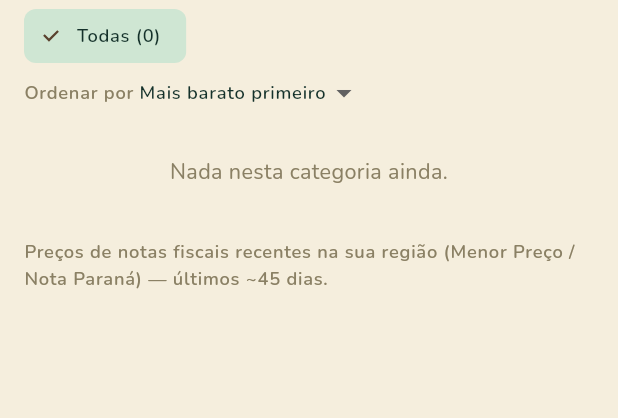
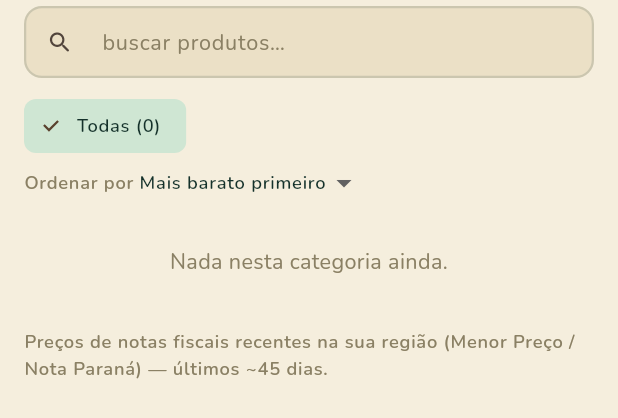
Before and after one commit to arthurfukushima/EconoMia-Flutter, a Flutter app: the _CatalogList widget shown alone on an empty page, opened directly with empty values, on a phone screen of 412 x 824 dp. Shown: the top 418 px of the screen. Run offline on Flutter 3.47's test engine with Material 3 defaults, Android fonts, the phone set to English and light mode, and no system bars; our stand-ins replace flutter_local_notifications, flutter_riverpod, flutter_timezone, freezed_annotation, geolocator, go_router and 4 more; missing offline and left inert: mobile_scanner; accounts and stored records are empty; statements that could not run were skipped.

Commit message:
Add search to catalog and close button to store picker
- Add catalogoSearchProvider to filter products by name (case-insensitive)
- Add search TextField to catalog screen with clear button
- Update visibleCatalogItems() to filter by search term after category
- Add close button (X) to store picker sheet header for quick dismiss

Co-Authored-By: Claude Haiku 4.5 <noreply@anthropic.com>

```diff
--- a/lib/features/catalogo/catalogo_controller.dart
+++ b/lib/features/catalogo/catalogo_controller.dart
@@ -53,7 +53,10 @@ final catalogoSortProvider = StateProvider.autoDispose<CatalogoSort>((ref) => Ca
 /// catalog starts unfiltered.
 final catalogoCategoryProvider = StateProvider.autoDispose<String?>((ref) => null);
 
-/// Filters by category, then orders. Pure, so the ordering rules are testable
+/// Product search term, used to filter by name.
+final catalogoSearchProvider = StateProvider.autoDispose<String>((ref) => '');
+
+/// Filters by category, search term, then orders. Pure, so the ordering rules are testable
 /// without a widget or a live catalog.
 ///
 /// An item with no [CatalogItem.pct] (only one market carries it, so there is
@@ -62,11 +65,17 @@ final catalogoCategoryProvider = StateProvider.autoDispose<String?>((ref) => nul
 List<CatalogItem> visibleCatalogItems(
   List<CatalogItem> items, {
   String? category,
+  String search = '',
   CatalogoSort sort = CatalogoSort.barato,
 }) {
-  final filtered = category == null
+  var filtered = category == null
       ? [...items]
       : [for (final i in items) if (i.category == category) i];
+
+  if (search.isNotEmpty) {
+    final q = search.toLowerCase();
+    filtered = [for (final i in filtered) if (i.description.toLowerCase().contains(q)) i];
+  }
 
   filtered.sort(switch (sort) {
     CatalogoSort.barato => (a, b) => (a.pct ?? 200).compareTo(b.pct ?? 200),
--- a/lib/features/catalogo/catalogo_screen.dart
+++ b/lib/features/catalogo/catalogo_screen.dart
@@ -201,15 +201,32 @@ class _CatalogList extends ConsumerWidget {
     final sa = theme.sa;
     final category = ref.watch(catalogoCategoryProvider);
     final sort = ref.watch(catalogoSortProvider);
+    final search = ref.watch(catalogoSearchProvider);
     final items = visibleCatalogItems(
       catalog.items,
       category: category,
+      search: search,
       sort: sort,
     );
 
     return ListView(
       padding: const EdgeInsets.fromLTRB(16, 4, 16, 32),
       children: [
+        TextField(
+          decoration: InputDecoration(
+            hintText: 'buscar produtos…',
+            isDense: true,
+            prefixIcon: const Icon(Icons.search_rounded),
+            suffixIcon: search.isNotEmpty
+                ? GestureDetector(
+                    onTap: () => ref.read(catalogoSearchProvider.notifier).state = '',
+                    child: Icon(Icons.close_rounded, color: sa.muted),
+                  )
+                : null,
+          ),
+          onChanged: (value) => ref.read(catalogoSearchProvider.notifier).state = value,
+        ),
+        const SizedBox(height: 12),
         SizedBox(
           height: 40,
           child: ListView(
```
Also changed, not shown: lib/widgets/store_picker.dart (+12 -1 lines).
